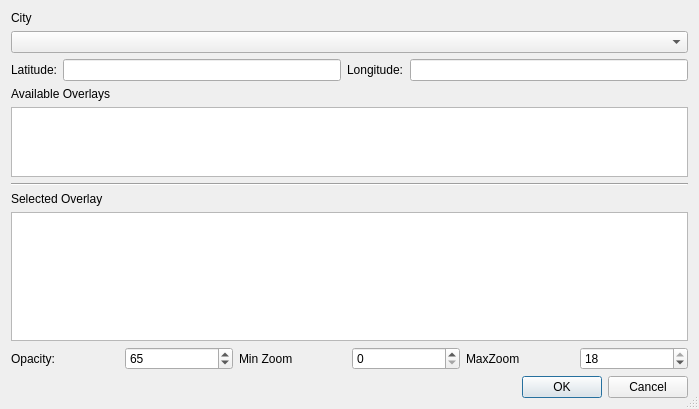
Old version of the form mapper_app/ui/editcitydialog.ui in the repository allenck/mapper.
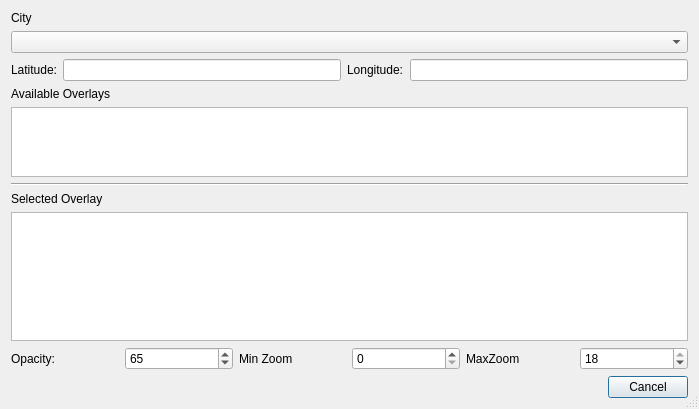
New version of the form. Custom widgets are drawn as their Qt base class.

```diff
--- a/mapper_app/ui/editcitydialog.ui
+++ b/mapper_app/ui/editcitydialog.ui
@@ -148,7 +148,7 @@
       <enum>Qt::Horizontal</enum>
      </property>
      <property name="standardButtons">
-      <set>QDialogButtonBox::Cancel|QDialogButtonBox::Ok</set>
+      <set>QDialogButtonBox::Cancel</set>
      </property>
     </widget>
    </item>
```
